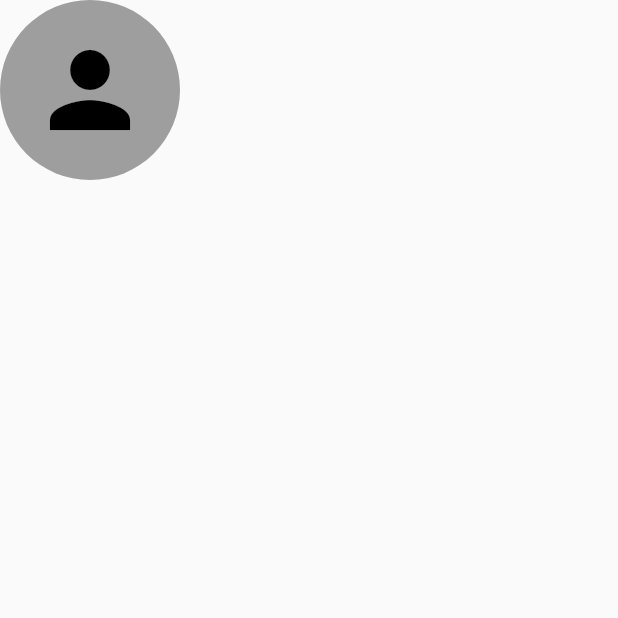
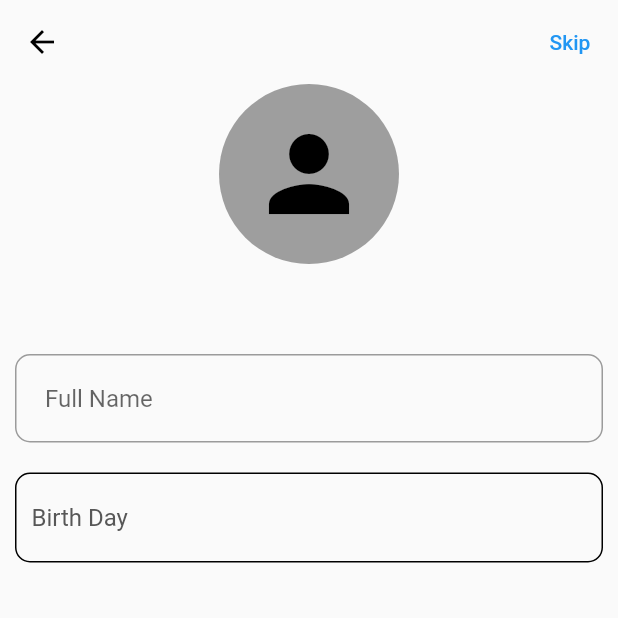
Before and after one commit to cemerenb/firebase_integrated_app, a Flutter app: the ProfileDetails screen opened directly, on a phone screen of 412 x 824 dp, the top half of it. Run offline on Flutter 3.47's test engine with Material 2 defaults, Android fonts, the phone set to English and light mode, and no system bars; our stand-ins replace cloud_firestore, firebase_auth, firebase_core, firebase_storage, flutter_secure_storage, image_picker and 1 more; missing offline and left inert: dart:ffi, flutter_barcode_scanner, flutter_randomcolor; accounts and stored records are empty; network calls fail.

Commit message:
Important changes.

```diff
--- a/lib/pages/create_account_page.dart
+++ b/lib/pages/create_account_page.dart
@@ -1,9 +1,5 @@
-import 'dart:io';
-
 import 'package:firebase_integrated_app/pages/create_password_page.dart';
-import 'package:firebase_storage/firebase_storage.dart';
 import 'package:flutter/material.dart';
-import 'package:image_picker/image_picker.dart';
 
 import '../utils/navigation.dart';
 import '../utils/validators.dart';
@@ -22,7 +18,6 @@ class _CreateAccountPageState extends State<CreateAccountPage> {
 
   final bool _uservalidate = false;
   final bool _emailvalidate = false;
-
 
   @override
   void dispose() {
--- a/lib/pages/profile_details.dart
+++ b/lib/pages/profile_details.dart
@@ -1,19 +1,14 @@
-
-
-
 import 'dart:io';
-
 import 'package:firebase_storage/firebase_storage.dart';
-import 'package:flutter/cupertino.dart';
 import 'package:flutter/material.dart';
 import 'package:image_picker/image_picker.dart';
 
 class ProfileDetails extends StatefulWidget {
   const ProfileDetails({Key? key}) : super(key: key);
-
   @override
   State<ProfileDetails> createState() => _ProfileDetailsState();
 }
+
 void pickUploadImage() async {
   final image = await ImagePicker().pickImage(
     source: ImageSource.gallery,
@@ -24,15 +19,23 @@ void pickUploadImage() async {
   Reference ref = FirebaseStorage.instance.ref().child("profilepic.jpg");
 
   await ref.putFile(File(image!.path));
-  ref.getDownloadURL().then((value) {
-    print(value);
-  });
+  ref.getDownloadURL().then((value) {});
 }
+
 class _ProfileDetailsState extends State<ProfileDetails> {
+  DateTime? _dateTime;
   @override
   Widget build(BuildContext context) {
     return Scaffold(
-            body: GestureDetector(
+      appBar: AppBar(
+        actions: [
+          TextButton(onPressed: () {}, child: const Text('Skip')),
+        ],
+      ),
+      body: Center(
+        child: Column(
+          children: [
+            GestureDetector(
               onTap: () {
                 pickUploadImage();
               },
@@ -44,10 +47,83 @@ class _ProfileDetailsState extends State<ProfileDetails> {
                   borderRadius: BorderRadius.circular(200),
                   color: Colors.grey,
                 ),
-                child: Icon(Icons.person,size: 80, color: Colors.black,),
+                child: const Icon(
+                  Icons.person,
+                  size: 80,
+                  color: Colors.black,
+                ),
               ),
             ),
-
+            const SizedBox(
+              height: 50,
+            ),
+            Padding(
+              padding: const EdgeInsets.all(10.0),
+              child: TextFormField(
+                textInputAction: TextInputAction.next,
+                autocorrect: true,
+                decoration: textFormFieldDecoration(),
+              ),
+            ),
+            GestureDetector(
+              onTap: () => showDatePicker(
+                      context: context,
+                      initialDate: DateTime.now(),
+                      firstDate: DateTime(1930),
+                      lastDate: DateTime.now())
+                  .then((date) {
+                setState(() {
+                  _dateTime = date!;
+                });
+              }),
+              child: Padding(
+                padding: const EdgeInsets.all(10.0),
+                child: Container(
+                    width: MediaQuery.of(context).size.width,
+                    height: 60,
+                    decoration: BoxDecoration(
+                      borderRadius: BorderRadius.circular(10),
+                      border: Border.all(width: 1),
+                    ),
+                    child: Column(
+                      crossAxisAlignment: CrossAxisAlignment.start,
+                      children: [
+                        const Spacer(),
+                        Padding(
+                          padding: const EdgeInsets.all(10.0),
+                          child: Text(
+                              textAlign: TextAlign.left,
+                              _dateTime == null
+                                  ? "Birth Day"
+                                  : _dateTime.toString(),
+                              style: Theme.of(context)
+                                  .textTheme
+                                  .titleMedium
+                                  ?.copyWith(
+                                      color: const Color.fromARGB(
+                                          255, 87, 87, 87))),
+                        ),
+                        const Spacer(),
+                      ],
+                    )),
+              ),
+            ),
+          ],
+        ),
+      ),
     );
   }
+
+  InputDecoration textFormFieldDecoration() {
+    return InputDecoration(
+        border: OutlineInputBorder(
+            borderRadius: BorderRadius.circular(10),
+            borderSide:
+                const BorderSide(color: Color.fromARGB(255, 148, 146, 146))),
+        focusedBorder: OutlineInputBorder(
+            borderRadius: BorderRadius.circular(10),
+            borderSide: const BorderSide(color: Colors.black)),
+        hintText: 'Full Name',
+        contentPadding: const EdgeInsets.all(20.0));
+  }
 }
--- a/pubspec.yaml
+++ b/pubspec.yaml
@@ -35,6 +35,7 @@ dependencies:
 
   # The following adds the Cupertino Icons font to your application.
   # Use with the CupertinoIcons class for iOS style icons.
+  syncfusion_flutter_datepicker: ^20.4.49
   flutter_secure_storage: ^7.0.1
   image_picker: ^0.8.6+1
   flutter_randomcolor: ^1.0.14
@@ -43,6 +44,7 @@ dependencies:
   cloud_firestore: ^4.0.3
   firebase_storage: ^11.0.3
   firebase_auth: ^4.1.0
+  flutter_barcode_scanner: ^2.0.0
 
 dev_dependencies:
   flutter_test:
```
Also changed, not shown: lib/pages/create_password_page.dart (+8 -18 lines), lib/pages/login_page.dart (+5 -11 lines), lib/pages/starting_page.dart (added, +262 -0 lines), lib/pages/welcome_page.dart (deleted, +0 -143 lines), lib/utils/scan.dart (added), pubspec.lock.
